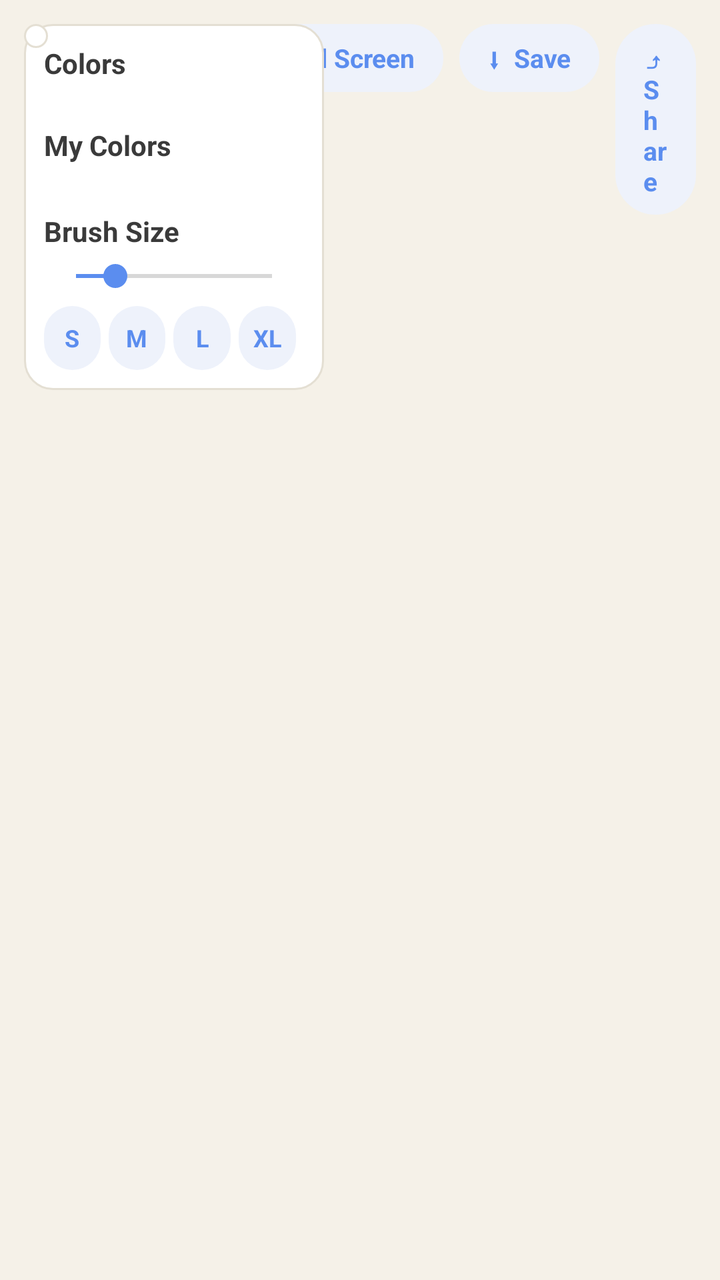
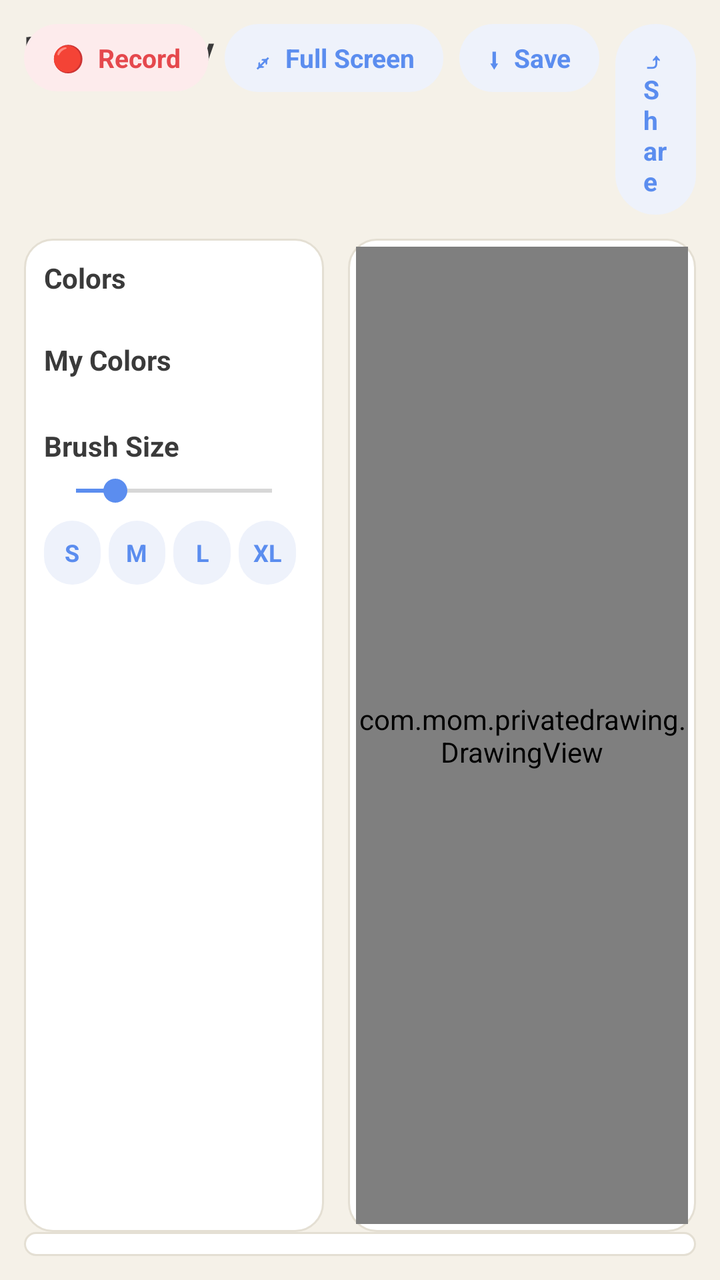

Before-and-after screenshots of an Android layout around one commit, followed by the original layout XML and the change that was made.
<!-- AndroidManifest.xml: application theme Theme.PrivateDrawing -->
<!-- res/layout/activity_main.xml -->
<?xml version="1.0" encoding="utf-8"?>
<androidx.constraintlayout.widget.ConstraintLayout
    xmlns:android="http://schemas.android.com/apk/res/android"
    xmlns:app="http://schemas.android.com/apk/res/app"
    xmlns:tools="http://schemas.android.com/tools"
    android:id="@+id/root"
    android:layout_width="match_parent"
    android:layout_height="match_parent"
    android:background="@color/board_bg"
    android:padding="12dp">

    
    <TextView
        android:id="@+id/appTitle"
        android:layout_width="wrap_content"
        android:layout_height="wrap_content"
        android:text="@string/app_name"
        android:textSize="18sp"
        android:textStyle="bold"
        android:textColor="@color/text_primary"
        app:layout_constraintTop_toTopOf="parent"
        app:layout_constraintStart_toStartOf="parent" />

    <LinearLayout
        android:id="@+id/topActions"
        android:layout_width="wrap_content"
        android:layout_height="wrap_content"
        android:orientation="horizontal"
        app:layout_constraintTop_toTopOf="parent"
        app:layout_constraintEnd_toEndOf="parent">

        <TextView
            android:id="@+id/btnRecord"
            style="@style/TopPillButton"
            android:background="@drawable/bg_pill_record"
            android:textColor="@color/record_red"
            android:text="🔴  Record" />

        <TextView
            android:id="@+id/btnFullscreen"
            style="@style/TopPillButton"
            android:text="⤢  Full Screen" />

        <TextView
            android:id="@+id/btnSave"
            style="@style/TopPillButton"
            android:text="⬇  Save" />

        <TextView
            android:id="@+id/btnShare"
            style="@style/TopPillButton"
            android:layout_marginEnd="0dp"
            android:text="⤴  Share" />
    </LinearLayout>

    
    <LinearLayout
        android:id="@+id/recordingBadge"
        android:layout_width="wrap_content"
        android:layout_height="wrap_content"
        android:orientation="horizontal"
        android:gravity="center_vertical"
        android:background="@drawable/bg_pill_record"
        android:paddingStart="10dp"
        android:paddingEnd="10dp"
        android:paddingTop="4dp"
        android:paddingBottom="4dp"
        android:visibility="gone"
        app:layout_constraintTop_toBottomOf="@id/topActions"
        app:layout_constraintEnd_toEndOf="parent">

        <View
            android:layout_width="10dp"
            android:layout_height="10dp"
            android:background="@drawable/dot_red" />

        <TextView
            android:id="@+id/recordingTime"
            android:layout_width="wrap_content"
            android:layout_height="wrap_content"
            android:layout_marginStart="6dp"
            android:text="00:00"
            android:textColor="@color/record_red"
            android:textStyle="bold" />
    </LinearLayout>

    
    <ScrollView
        android:id="@+id/leftPanel"
        android:layout_width="150dp"
        android:layout_height="0dp"
        android:background="@drawable/bg_panel"
        android:padding="10dp"
        android:layout_marginTop="12dp"
        app:layout_constraintTop_toBottomOf="@id/topActions"
        app:layout_constraintBottom_toTopOf="@id/toolStrip"
        app:layout_constraintStart_toStartOf="parent">

        <LinearLayout
            android:layout_width="match_parent"
            android:layout_height="wrap_content"
            android:orientation="vertical">

            <TextView
                android:text="Colors"
                android:textStyle="bold"
                android:textColor="@color/text_primary"
                android:layout_width="wrap_content"
                android:layout_height="wrap_content"
                android:layout_marginBottom="8dp" />

            <GridLayout
                android:id="@+id/colorGrid"
                android:layout_width="match_parent"
                android:layout_height="wrap_content"
                android:columnCount="3"
                android:useDefaultMargins="false" />

            <TextView
                android:text="My Colors"
                android:textStyle="bold"
                android:textColor="@color/text_primary"
                android:layout_width="wrap_content"
                android:layout_height="wrap_content"
                android:layout_marginTop="14dp"
                android:layout_marginBottom="8dp" />

            <GridLayout
                android:id="@+id/customColorGrid"
                android:layout_width="match_parent"
                android:layout_height="wrap_content"
                android:columnCount="3"
                android:useDefaultMargins="false" />

            <TextView
                android:text="Brush Size"
                android:textStyle="bold"
                android:textColor="@color/text_primary"
                android:layout_width="wrap_content"
                android:layout_height="wrap_content"
                android:layout_marginTop="16dp"
                android:layout_marginBottom="4dp" />

            <SeekBar
                android:id="@+id/brushSizeSlider"
                android:layout_width="match_parent"
                android:layout_height="wrap_content"
                android:max="100"
                android:progress="20" />

            <LinearLayout
                android:layout_width="match_parent"
                android:layout_height="wrap_content"
                android:orientation="horizontal"
                android:gravity="center_vertical"
                android:layout_marginTop="6dp">

                <TextView android:id="@+id/sizeSmall" style="@style/SizePreset" android:text="S" />
                <TextView android:id="@+id/sizeMedium" style="@style/SizePreset" android:text="M" />
                <TextView android:id="@+id/sizeLarge" style="@style/SizePreset" android:text="L" />
                <TextView android:id="@+id/sizeXL" style="@style/SizePreset" android:text="XL" />
            </LinearLayout>
        </LinearLayout>
    </ScrollView>

    
    <FrameLayout
        android:id="@+id/canvasContainer"
        android:layout_width="0dp"
        android:layout_height="0dp"
        android:layout_marginTop="12dp"
        android:layout_marginStart="12dp"
        android:background="@drawable/bg_panel"
        android:padding="4dp"
        app:layout_constraintTop_toBottomOf="@id/topActions"
        app:layout_constraintBottom_toTopOf="@id/toolStrip"
        app:layout_constraintStart_toEndOf="@id/leftPanel"
        app:layout_constraintEnd_toEndOf="parent">

        <com.mom.privatedrawing.DrawingView
            android:id="@+id/drawingView"
            android:layout_width="match_parent"
            android:layout_height="match_parent"
            android:background="@color/canvas_bg" />
    </FrameLayout>

    
    <HorizontalScrollView
        android:id="@+id/toolStrip"
        android:layout_width="0dp"
        android:layout_height="wrap_content"
        android:layout_marginTop="10dp"
        android:background="@drawable/bg_panel"
        android:scrollbars="none"
        app:layout_constraintStart_toStartOf="parent"
        app:layout_constraintEnd_toEndOf="parent"
        app:layout_constraintBottom_toBottomOf="parent">

        <LinearLayout
            android:id="@+id/toolStripInner"
            android:layout_width="wrap_content"
            android:layout_height="wrap_content"
            android:orientation="horizontal"
            android:padding="6dp" />
    </HorizontalScrollView>

</androidx.constraintlayout.widget.ConstraintLayout>
<!-- resources referenced by this layout -->
<resources>
  <color name="board_bg">#F5F1E8</color>
  <color name="canvas_bg">#FFFFFF</color>
  <color name="record_red">#E5484D</color>
  <color name="text_primary">#3A3A3A</color>
  <!-- drawable bg_panel (drawable) -->
  <?xml version="1.0" encoding="utf-8"?>
  <shape xmlns:android="http://schemas.android.com/apk/res/android">
      <corners android:radius="14dp" />
      <solid android:color="@color/panel_bg" />
      <stroke android:width="1dp" android:color="@color/panel_border" />
  </shape>
  <!-- drawable bg_pill_record (drawable) -->
  <?xml version="1.0" encoding="utf-8"?>
  <shape xmlns:android="http://schemas.android.com/apk/res/android">
      <corners android:radius="20dp" />
      <solid android:color="#FDEBEC" />
  </shape>
  <!-- drawable dot_red (drawable) -->
  <?xml version="1.0" encoding="utf-8"?>
  <shape xmlns:android="http://schemas.android.com/apk/res/android" android:shape="oval">
      <solid android:color="@color/record_red" />
  </shape>
  <string name="app_name">DrawingJoy</string>
  <style name="SizePreset">
          <item name="android:layout_width">0dp</item>
          <item name="android:layout_height">32dp</item>
          <item name="android:layout_weight">1</item>
          <item name="android:layout_marginEnd">4dp</item>
          <item name="android:gravity">center</item>
          <item name="android:background">@drawable/bg_pill_accent</item>
          <item name="android:textColor">@color/accent</item>
          <item name="android:textSize">12sp</item>
          <item name="android:textStyle">bold</item>
          <item name="android:clickable">true</item>
          <item name="android:focusable">true</item>
      </style>
  <style name="TopPillButton">
          <item name="android:layout_width">wrap_content</item>
          <item name="android:layout_height">wrap_content</item>
          <item name="android:layout_marginEnd">8dp</item>
          <item name="android:background">@drawable/bg_pill_accent</item>
          <item name="android:paddingStart">14dp</item>
          <item name="android:paddingEnd">14dp</item>
          <item name="android:paddingTop">8dp</item>
          <item name="android:paddingBottom">8dp</item>
          <item name="android:textColor">@color/accent</item>
          <item name="android:textStyle">bold</item>
          <item name="android:textSize">13sp</item>
          <item name="android:clickable">true</item>
          <item name="android:focusable">true</item>
      </style>
  <style name="Theme.PrivateDrawing" parent="Theme.MaterialComponents.DayNight.NoActionBar">
          <item name="colorPrimary">@color/accent</item>
          <item name="colorPrimaryDark">@color/accent</item>
          <item name="colorAccent">@color/accent</item>
          <item name="android:windowBackground">@color/board_bg</item>
          <item name="android:statusBarColor">@color/board_bg</item>
          <item name="android:windowLightStatusBar" tools:targetApi="23">true</item>
      </style>
  <color name="panel_bg">#FFFFFF</color>
  <color name="panel_border">#E4DFD3</color>
  <!-- drawable bg_pill_accent (drawable) -->
  <?xml version="1.0" encoding="utf-8"?>
  <shape xmlns:android="http://schemas.android.com/apk/res/android">
      <corners android:radius="20dp" />
      <solid android:color="#EEF2FB" />
  </shape>
  <color name="accent">#5B8DEF</color>
</resources>

<!-- the commit's change to res/layout/activity_main.xml (unified diff, before → after) -->
@@ -1,7 +1,7 @@
 <?xml version="1.0" encoding="utf-8"?>
 <androidx.constraintlayout.widget.ConstraintLayout
     xmlns:android="http://schemas.android.com/apk/res/android"
-    xmlns:app="http://schemas.android.com/apk/res/app"
+    xmlns:app="http://schemas.android.com/apk/res-auto"
     xmlns:tools="http://schemas.android.com/tools"
     android:id="@+id/root"
     android:layout_width="match_parent"
